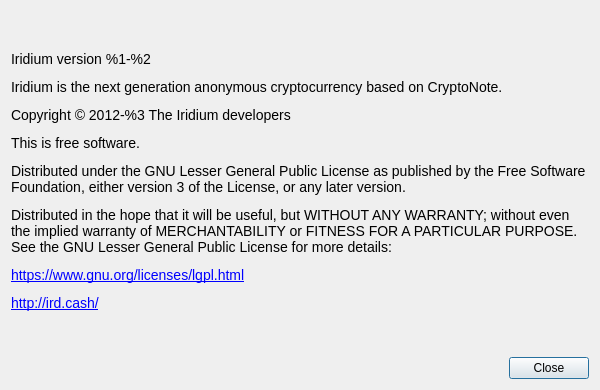
This is src/Gui/Common/AboutDialog.ui in iridiumdev/Iridium-IRD-wallet as Qt 5 draws it before an edit. The edited form follows.
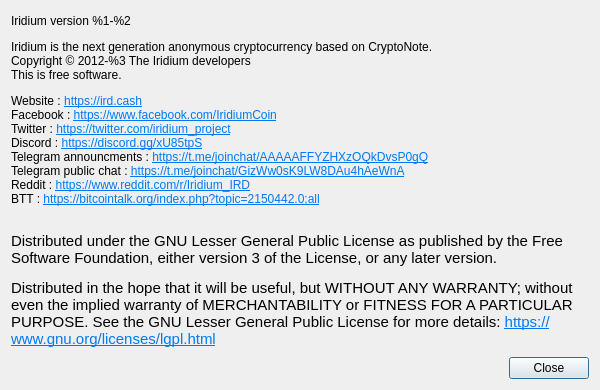
This is the edited form. Custom widgets are drawn as their Qt base class.

Patch:
```diff
--- a/src/Gui/Common/AboutDialog.ui
+++ b/src/Gui/Common/AboutDialog.ui
@@ -41,7 +41,7 @@
       </sizepolicy>
      </property>
      <property name="text">
-      <string>&lt;html&gt;&lt;head/&gt;&lt;body&gt;&lt;p&gt;&lt;span style=&quot; font-family:'Open Sans'; font-size:14px;&quot;&gt;Iridium version %1-%2&lt;/span&gt;&lt;/p&gt;&lt;p&gt;&lt;span style=&quot; font-family:'Open Sans'; font-size:14px;&quot;&gt;Iridium is the next generation anonymous cryptocurrency based on CryptoNote.&lt;/span&gt;&lt;/p&gt;&lt;p&gt;&lt;span style=&quot; font-family:'Open Sans'; font-size:14px;&quot;&gt;Copyright © 2012-%3 The Iridium developers&lt;/span&gt;&lt;/p&gt;&lt;p&gt;&lt;span style=&quot; font-family:'Open Sans'; font-size:14px;&quot;&gt;This is free software.&lt;/span&gt;&lt;/p&gt;&lt;p&gt;&lt;span style=&quot; font-family:'Open Sans'; font-size:14px;&quot;&gt;Distributed under the GNU Lesser General Public License as published by the Free Software Foundation, either version 3 of the License, or any later version.&lt;/span&gt;&lt;/p&gt;&lt;p&gt;&lt;span style=&quot; font-family:'Open Sans'; font-size:14px;&quot;&gt;Distributed in the hope that it will be useful, but WITHOUT ANY WARRANTY; without even the implied warranty of MERCHANTABILITY or FITNESS FOR A PARTICULAR PURPOSE. See the GNU Lesser General Public License for more details:&lt;/span&gt;&lt;/p&gt;&lt;p&gt;&lt;a href=&quot;https://www.gnu.org/licenses/lgpl.html&quot;&gt;&lt;span style=&quot; font-family:'Open Sans'; font-size:14px; text-decoration: underline; color:#0000ff;&quot;&gt;https://www.gnu.org/licenses/lgpl.html&lt;/span&gt;&lt;/a&gt;&lt;/p&gt;&lt;p&gt;&lt;a href=&quot;http://ird.cash/&quot;&gt;&lt;span style=&quot; font-family:'Open Sans'; font-size:14px; text-decoration: underline; color:#0000ff;&quot;&gt;http://ird.cash/&lt;/span&gt;&lt;/a&gt;&lt;/p&gt;&lt;/body&gt;&lt;/html&gt;</string>
+      <string>&lt;html&gt;&lt;head/&gt;&lt;body&gt;&lt;p&gt;Iridium version %1-%2&lt;/p&gt;&lt;p&gt;Iridium is the next generation anonymous cryptocurrency based on CryptoNote.&lt;br/&gt;Copyright © 2012-%3 The Iridium developers&lt;br/&gt;This is free software. &lt;/p&gt;&lt;p&gt;Website : &lt;a href=&quot;https://ird.cash&quot;&gt;&lt;span style=&quot; text-decoration: underline; color:#007af4;&quot;&gt;https://ird.cash&lt;/span&gt;&lt;/a&gt;&lt;br/&gt;Facebook : &lt;a href=&quot;https://www.facebook.com/IridiumCoin&quot;&gt;&lt;span style=&quot; text-decoration: underline; color:#007af4;&quot;&gt;https://www.facebook.com/IridiumCoin&lt;/span&gt;&lt;/a&gt;&lt;br/&gt;Twitter : &lt;a href=&quot;https://twitter.com/iridium_project&quot;&gt;&lt;span style=&quot; text-decoration: underline; color:#007af4;&quot;&gt;https://twitter.com/iridium_project&lt;/span&gt;&lt;/a&gt;&lt;br/&gt;Discord : &lt;a href=&quot;https://discord.gg/xU85tpS&quot;&gt;&lt;span style=&quot; text-decoration: underline; color:#007af4;&quot;&gt;https://discord.gg/xU85tpS&lt;/span&gt;&lt;/a&gt;&lt;br/&gt;Telegram announcments : &lt;a href=&quot;https://t.me/joinchat/AAAAAFFYZHXzOQkDvsP0gQ&quot;&gt;&lt;span style=&quot; text-decoration: underline; color:#007af4;&quot;&gt;https://t.me/joinchat/AAAAAFFYZHXzOQkDvsP0gQ&lt;/span&gt;&lt;/a&gt;&lt;br/&gt;Telegram public chat : &lt;a href=&quot;https://t.me/joinchat/GizWw0sK9LW8DAu4hAeWnA&quot;&gt;&lt;span style=&quot; text-decoration: underline; color:#007af4;&quot;&gt;https://t.me/joinchat/GizWw0sK9LW8DAu4hAeWnA&lt;/span&gt;&lt;/a&gt;&lt;br/&gt;Reddit : &lt;a href=&quot;https://www.reddit.com/r/Iridium_IRD&quot;&gt;&lt;span style=&quot; text-decoration: underline; color:#007af4;&quot;&gt;https://www.reddit.com/r/Iridium_IRD&lt;/span&gt;&lt;/a&gt;&lt;br/&gt;BTT : &lt;a href=&quot;https://bitcointalk.org/index.php?topic=2150442.0;all&quot;&gt;&lt;span style=&quot; text-decoration: underline; color:#007af4;&quot;&gt;https://bitcointalk.org/index.php?topic=2150442.0;all&lt;/span&gt;&lt;/a&gt;&lt;/p&gt;&lt;p&gt;&lt;br/&gt;&lt;span style=&quot; font-size:11pt;&quot;&gt;Distributed under the GNU Lesser General Public License as published by the Free Software Foundation, either version 3 of the License, or any later version.&lt;/span&gt;&lt;/p&gt;&lt;p&gt;&lt;span style=&quot; font-size:11pt;&quot;&gt;Distributed in the hope that it will be useful, but WITHOUT ANY WARRANTY; without even the implied warranty of MERCHANTABILITY or FITNESS FOR A PARTICULAR PURPOSE. See the GNU Lesser General Public License for more details: &lt;/span&gt;&lt;a href=&quot;https://www.gnu.org/licenses/lgpl.html&quot;&gt;&lt;span style=&quot; font-size:11pt; text-decoration: underline; color:#007af4;&quot;&gt;https://www.gnu.org/licenses/lgpl.html&lt;/span&gt;&lt;/a&gt;&lt;/p&gt;&lt;/body&gt;&lt;/html&gt;</string>
      </property>
      <property name="textFormat">
       <enum>Qt::RichText</enum>
```
